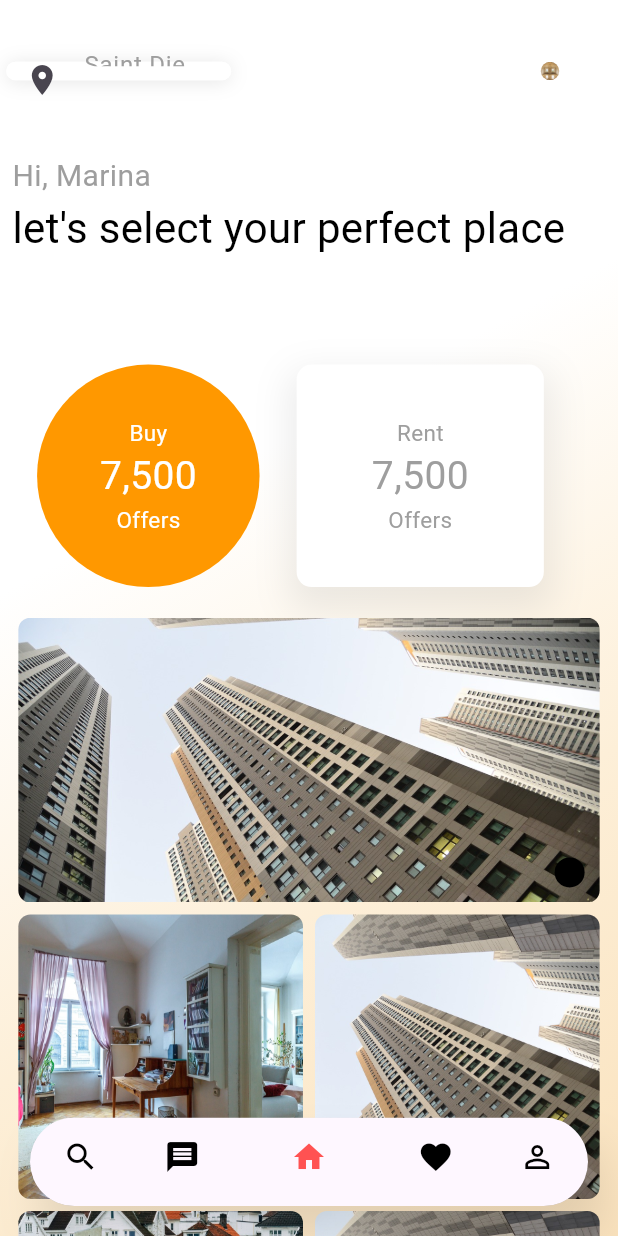
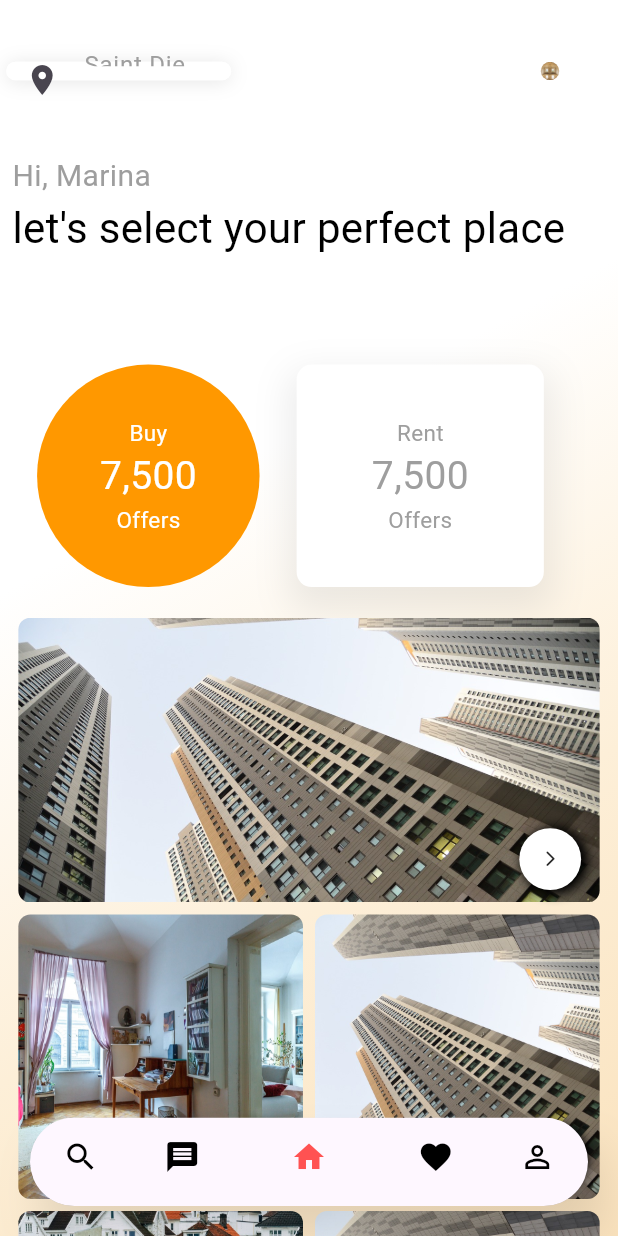
Before and after one commit to ahmedlaal/Real-Estate-Test, a Flutter app: the screen it shows after launch, on a phone screen of 412 x 824 dp. Run offline on Flutter 3.47's test engine with Material 3 defaults, Android fonts, the phone set to English and light mode, and no system bars; drawn by our look-alikes of countup; our stand-ins replace google_maps_flutter.

Commit message:
Final Commit

```diff
--- a/lib/main.dart
+++ b/lib/main.dart
@@ -1,7 +1,5 @@
 import 'package:flutter/material.dart';
 import 'package:realstateapp/screens/home.dart';
-import 'package:realstateapp/screens/home_page.dart';
-import 'package:realstateapp/screens/serach_page.dart';
 
 void main() {
   runApp(const MyApp());
--- a/lib/screens/Reusable Widgets/grid_view.dart
+++ b/lib/screens/Reusable Widgets/grid_view.dart
@@ -1,19 +1,64 @@
 import 'package:flutter/cupertino.dart';
 import 'package:flutter/material.dart';
 
-class GridViewWidgets extends StatelessWidget {
+class GridViewWidgets extends StatefulWidget {
   const GridViewWidgets(
       {super.key,
       required this.size,
       required this.color,
-      required this.image});
+      required this.image,
+      required this.propertyType});
 
   final Size size;
   final Color color;
   final String image;
+  final String propertyType;
+
+  @override
+  _GridViewWidgetsState createState() => _GridViewWidgetsState();
+}
+
+class _GridViewWidgetsState extends State<GridViewWidgets>
+    with SingleTickerProviderStateMixin {
+  bool _isExpanded = false;
+  late AnimationController _controller;
+  late Animation<double> _animation;
+
+  @override
+  void initState() {
+    super.initState();
+    _controller = AnimationController(
+      duration: const Duration(milliseconds: 300),
+      vsync: this,
+    );
+    _animation = CurvedAnimation(
+      parent: _controller,
+      curve: Curves.easeInOut,
+    );
+  }
+
+  @override
+  void dispose() {
+    _controller.dispose();
+    super.dispose();
+  }
+
+  void _toggleExpand() {
+    setState(() {
+      _isExpanded = !_isExpanded;
+      if (_isExpanded) {
+        _controller.forward();
+      } else {
+        _controller.reverse();
+      }
+    });
+  }
+
   @override
   Widget build(BuildContext context) {
-    return Container(
+    return GestureDetector(
+      onTap: _toggleExpand,
+      child: Container(
         margin: EdgeInsets.all(4),
         width: 100,
         height: 100,
@@ -23,25 +68,60 @@ class GridViewWidgets extends StatelessWidget {
               decoration: BoxDecoration(
                 borderRadius: BorderRadius.circular(8),
                 image: DecorationImage(
-                image: AssetImage(image),
+                  image: AssetImage(widget.image),
                   fit: BoxFit.cover,
                 ),
               ),
             ),
             Positioned(
-            bottom: 10,
-            right: 10,
+              bottom: widget.size.height * 0.01,
+              right: widget.size.width * 0.03,
+              child: AnimatedBuilder(
+                animation: _animation,
+                builder: (context, child) {
+                  return Container(
+                    width: _animation.value *
+                        widget.size.width *
+                        0.4, // Start with 20, expand to 100
+                    height: widget.size.height * 0.048,
+                    decoration: BoxDecoration(
+                      color: Colors.white,
+                      borderRadius: BorderRadius.circular(50),
+                    ),
+                    child: Center(
+                        child: Padding(
+                            padding: EdgeInsets.only(
+                                right: widget.size.width * 0.102),
+                            child: Text(widget.propertyType))),
+                  );
+                },
+              ),
+            ),
+            Positioned(
+              bottom: widget.size.height * 0.01,
+              right: widget.size.width * 0.01,
               child: Container(
-              height: 20,
-              width: 20,
+                width: widget.size.width * 0.14,
+                height: widget.size.height * 0.05,
                 decoration: BoxDecoration(
-                color: Colors.black,
+                  boxShadow: [
+                    BoxShadow(
+                        blurRadius: 5, offset: Offset(3, 1), spreadRadius: 2)
+                  ],
+                  color: Colors.white,
                   shape: BoxShape.circle,
+                ),
+                child: Center(
+                  child: Icon(
+                    Icons.arrow_forward_ios_rounded,
+                    size: widget.size.width * 0.03,
+                  ),
                 ),
               ),
             ),
           ],
         ),
+      ),
     );
   }
 }
--- a/lib/screens/home_page.dart
+++ b/lib/screens/home_page.dart
@@ -102,7 +102,7 @@ class _HomePageScreenState extends State<HomePageScreen>
                                 size: size,
                                 color: Colors.black,
                                 image: "assets/3.jpg",
-                            ),
+                                propertyType: "SanDiago St,01"),
                           ),
                           StaggeredGridTile.count(
                             crossAxisCellCount: 1,
@@ -111,6 +111,7 @@ class _HomePageScreenState extends State<HomePageScreen>
                               size: size,
                               color: Colors.black12,
                               image: "assets/1.jpg",
+                              propertyType: "GladKova St,25",
                             ),
                           ),
                           StaggeredGridTile.count(
@@ -120,7 +121,7 @@ class _HomePageScreenState extends State<HomePageScreen>
                                 size: size,
                                 color: const Color.fromARGB(255, 214, 36, 36),
                                 image: "assets/3.jpg",
-                            ),
+                                propertyType: "Antola St,45"),
                           ),
                           StaggeredGridTile.count(
                             crossAxisCellCount: 1,
@@ -129,7 +130,7 @@ class _HomePageScreenState extends State<HomePageScreen>
                                 size: size,
                                 color: Colors.green,
                                 image: "assets/4.jpg",
-                            ),
+                                propertyType: "Glva St,65"),
                           ),
                           StaggeredGridTile.count(
                             crossAxisCellCount: 1,
@@ -138,7 +139,7 @@ class _HomePageScreenState extends State<HomePageScreen>
                                 size: size,
                                 color: Colors.blue,
                                 image: "assets/3.jpg",
-                            ),
+                                propertyType: "GladKova St,25"),
                           ),
                           StaggeredGridTile.count(
                             crossAxisCellCount: 1,
@@ -147,7 +148,7 @@ class _HomePageScreenState extends State<HomePageScreen>
                                 size: size,
                                 color: Colors.blueGrey,
                                 image: "assets/1.jpg",
-                            ),
+                                propertyType: "GladKova St,25"),
                           ),
                           StaggeredGridTile.count(
                             crossAxisCellCount: 1,
@@ -156,7 +157,7 @@ class _HomePageScreenState extends State<HomePageScreen>
                                 size: size,
                                 color: Colors.orange,
                                 image: "assets/2.jpg",
-                            ),
+                                propertyType: "GladKova St,25"),
                           ),
                           StaggeredGridTile.count(
                             crossAxisCellCount: 1,
@@ -165,7 +166,7 @@ class _HomePageScreenState extends State<HomePageScreen>
                                 size: size,
                                 color: Colors.orangeAccent,
                                 image: "assets/2.jpg",
-                            ),
+                                propertyType: "GladKova St,25"),
                           ),
                           StaggeredGridTile.count(
                             crossAxisCellCount: 1,
@@ -174,7 +175,7 @@ class _HomePageScreenState extends State<HomePageScreen>
                                 size: size,
                                 color: Colors.deepOrangeAccent,
                                 image: "assets/3.jpg",
-                            ),
+                                propertyType: "GladKova St,25"),
                           ),
                           StaggeredGridTile.count(
                             crossAxisCellCount: 1,
@@ -183,7 +184,7 @@ class _HomePageScreenState extends State<HomePageScreen>
                                 size: size,
                                 color: Colors.purple,
                                 image: "assets/1.jpg",
-                            ),
+                                propertyType: "GladKova St,25"),
                           ),
                           StaggeredGridTile.count(
                             crossAxisCellCount: 1,
@@ -192,7 +193,7 @@ class _HomePageScreenState extends State<HomePageScreen>
                                 size: size,
                                 color: Colors.pink,
                                 image: "assets/3.jpg",
-                            ),
+                                propertyType: "GladKova St,25"),
                           ),
                         ],
                       ),
--- a/pubspec.yaml
+++ b/pubspec.yaml
@@ -39,6 +39,7 @@ dependencies:
   countup: ^0.1.4
   flutter_staggered_grid_view: ^0.7.0
   animations: ^2.0.11
+  google_maps_flutter: ^2.6.1
 
 dev_dependencies:
   flutter_test:
```
Also changed, not shown: lib/screens/serach_page.dart (+27 -7 lines), pubspec.lock, 3 other files. Lines whose indentation alone changed are shown as unchanged.
